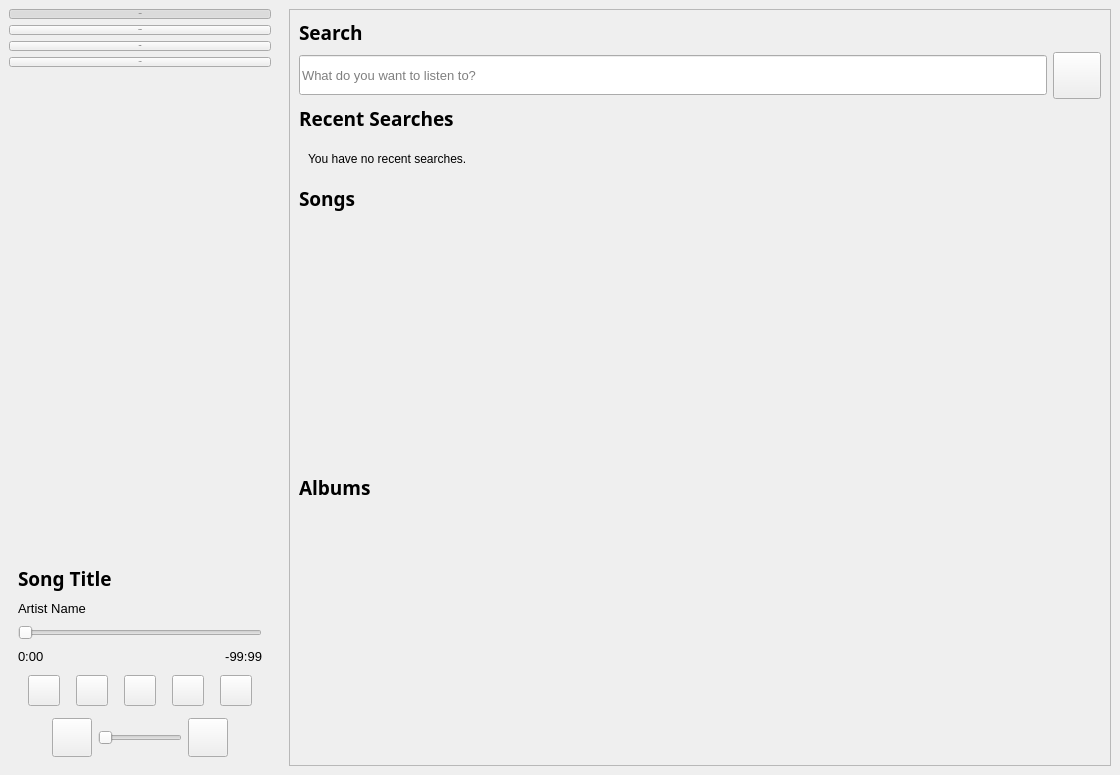
Before: the Qt Designer form ui/main.ui in Salinporn/MusicStreamingService, drawn with Qt 5.
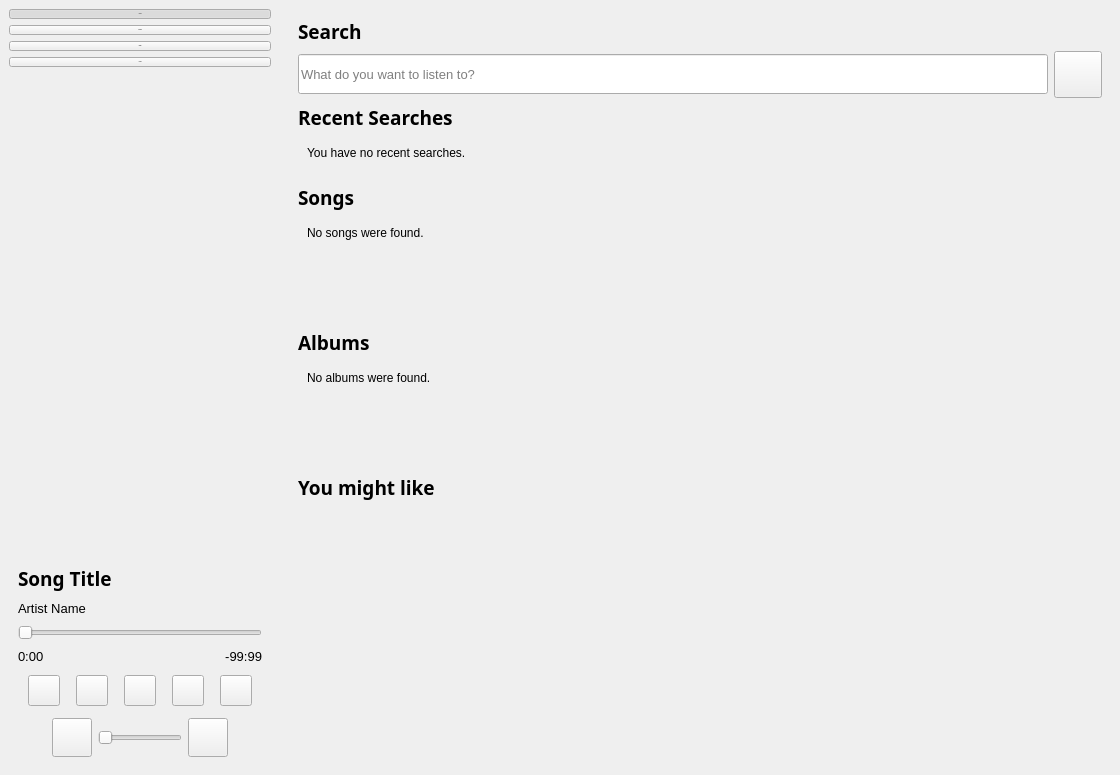
After: the same form once the commit is applied. The open tabs and pages were chosen to show the change. Icons and pictures are not drawn.

Commit message: Add functionality for albums and fix browse page

```diff
--- a/ui/main.ui
+++ b/ui/main.ui
@@ -1127,6 +1127,9 @@
               <layout class="QVBoxLayout" name="verticalLayout_11">
                <item>
                 <widget class="QScrollArea" name="browse_page_scrollarea">
+                 <property name="frameShape">
+                  <enum>QFrame::NoFrame</enum>
+                 </property>
                  <property name="horizontalScrollBarPolicy">
                   <enum>Qt::ScrollBarAlwaysOff</enum>
                  </property>
@@ -1138,8 +1141,8 @@
                    <rect>
                     <x>0</x>
                     <y>0</y>
-                    <width>820</width>
-                    <height>755</height>
+                    <width>822</width>
+                    <height>757</height>
                    </rect>
                   </property>
                   <layout class="QVBoxLayout" name="verticalLayout_45">
@@ -1283,7 +1286,7 @@
                       <item>
                        <widget class="QLabel" name="recent_searches_label">
                         <property name="sizePolicy">
-                         <sizepolicy hsizetype="Preferred" vsizetype="Maximum">
+                         <sizepolicy hsizetype="Preferred" vsizetype="Minimum">
                           <horstretch>0</horstretch>
                           <verstretch>0</verstretch>
                          </sizepolicy>
@@ -1318,7 +1321,7 @@
                          <property name="spacing">
                           <number>0</number>
                          </property>
-                         <item>
+                         <item alignment="Qt::AlignTop">
                           <widget class="QLabel" name="no_recent_searches_label">
                            <property name="text">
                             <string>You have no recent searches.</string>
@@ -1332,6 +1335,60 @@
                     </widget>
                    </item>
                    <item>
+                    <widget class="QWidget" name="result_section" native="true">
+                     <property name="enabled">
+                      <bool>true</bool>
+                     </property>
+                     <property name="sizePolicy">
+                      <sizepolicy hsizetype="Preferred" vsizetype="Maximum">
+                       <horstretch>0</horstretch>
+                       <verstretch>0</verstretch>
+                      </sizepolicy>
+                     </property>
+                     <layout class="QVBoxLayout" name="verticalLayout_49">
+                      <property name="leftMargin">
+                       <number>0</number>
+                      </property>
+                      <property name="topMargin">
+                       <number>0</number>
+                      </property>
+                      <property name="rightMargin">
+                       <number>0</number>
+                      </property>
+                      <property name="bottomMargin">
+                       <number>0</number>
+                      </property>
+                      <item>
+                       <widget class="QWidget" name="song_result_section" native="true">
+                        <property name="sizePolicy">
+                         <sizepolicy hsizetype="Preferred" vsizetype="Preferred">
+                          <horstretch>0</horstretch>
+                          <verstretch>0</verstretch>
+                         </sizepolicy>
+                        </property>
+                        <property name="maximumSize">
+                         <size>
+                          <width>16777215</width>
+                          <height>530</height>
+                         </size>
+                        </property>
+                        <layout class="QVBoxLayout" name="verticalLayout_47">
+                         <property name="spacing">
+                          <number>6</number>
+                         </property>
+                         <property name="leftMargin">
+                          <number>0</number>
+                         </property>
+                         <property name="topMargin">
+                          <number>0</number>
+                         </property>
+                         <property name="rightMargin">
+                          <number>0</number>
+                         </property>
+                         <property name="bottomMargin">
+                          <number>0</number>
+                         </property>
+                         <item>
                     <widget class="QLabel" name="song_result_label">
                      <property name="sizePolicy">
                       <sizepolicy hsizetype="Preferred" vsizetype="Maximum">
@@ -1352,9 +1409,25 @@
                     </widget>
                    </item>
                    <item>
+                          <widget class="QWidget" name="song_result_container" native="true">
+                           <layout class="QVBoxLayout" name="verticalLayout_50">
+                            <item>
+                             <widget class="QLabel" name="no_songs_found_label">
+                              <property name="text">
+                               <string>No songs were found.</string>
+                              </property>
+                             </widget>
+                            </item>
+                            <item>
                     <widget class="QScrollArea" name="song_result_scrollarea">
+                              <property name="sizePolicy">
+                               <sizepolicy hsizetype="Expanding" vsizetype="Expanding">
+                                <horstretch>0</horstretch>
+                                <verstretch>0</verstretch>
+                               </sizepolicy>
+                              </property>
                      <property name="frameShape">
-                      <enum>QFrame::Box</enum>
+                               <enum>QFrame::NoFrame</enum>
                      </property>
                      <property name="frameShadow">
                       <enum>QFrame::Plain</enum>
@@ -1362,6 +1435,12 @@
                      <property name="lineWidth">
                       <number>0</number>
                      </property>
+                              <property name="horizontalScrollBarPolicy">
+                               <enum>Qt::ScrollBarAlwaysOff</enum>
+                              </property>
+                              <property name="sizeAdjustPolicy">
+                               <enum>QAbstractScrollArea::AdjustIgnored</enum>
+                              </property>
                      <property name="widgetResizable">
                       <bool>true</bool>
                      </property>
@@ -1370,13 +1449,52 @@
                        <rect>
                         <x>0</x>
                         <y>0</y>
-                        <width>800</width>
-                        <height>258</height>
-                       </rect>
-                      </property>
+                                 <width>786</width>
+                                 <height>68</height>
+                                </rect>
+                               </property>
+                               <property name="sizePolicy">
+                                <sizepolicy hsizetype="Preferred" vsizetype="Preferred">
+                                 <horstretch>0</horstretch>
+                                 <verstretch>0</verstretch>
+                                </sizepolicy>
+                               </property>
                      </widget>
                     </widget>
                    </item>
+                           </layout>
+                          </widget>
+                         </item>
+                        </layout>
+                       </widget>
+                      </item>
+                      <item>
+                       <widget class="QWidget" name="album_result_section" native="true">
+                        <property name="sizePolicy">
+                         <sizepolicy hsizetype="Preferred" vsizetype="Preferred">
+                          <horstretch>0</horstretch>
+                          <verstretch>0</verstretch>
+                         </sizepolicy>
+                        </property>
+                        <property name="maximumSize">
+                         <size>
+                          <width>16777215</width>
+                          <height>530</height>
+                         </size>
+                        </property>
+                        <layout class="QVBoxLayout" name="verticalLayout_48">
+                         <property name="leftMargin">
+                          <number>0</number>
+                         </property>
+                         <property name="topMargin">
+                          <number>0</number>
+                         </property>
+                         <property name="rightMargin">
+                          <number>0</number>
+                         </property>
+                         <property name="bottomMargin">
+                          <number>0</number>
+                         </property>
                    <item>
                     <widget class="QLabel" name="album_result_label">
                      <property name="sizePolicy">
@@ -1398,9 +1516,25 @@
                     </widget>
                    </item>
                    <item>
+                          <widget class="QWidget" name="album_result_container" native="true">
+                           <layout class="QVBoxLayout" name="verticalLayout_51">
+                            <item>
+                             <widget class="QLabel" name="no_albums_found_label">
+                              <property name="text">
+                               <string>No albums were found.</string>
+                              </property>
+                             </widget>
+                            </item>
+                            <item>
                     <widget class="QScrollArea" name="album_result_scrollarea">
+                              <property name="sizePolicy">
+                               <sizepolicy hsizetype="Expanding" vsizetype="Expanding">
+                                <horstretch>0</horstretch>
+                                <verstretch>0</verstretch>
+                               </sizepolicy>
+                              </property>
                      <property name="frameShape">
-                      <enum>QFrame::Box</enum>
+                               <enum>QFrame::NoFrame</enum>
                      </property>
                      <property name="frameShadow">
                       <enum>QFrame::Plain</enum>
@@ -1408,6 +1542,12 @@
                      <property name="lineWidth">
                       <number>0</number>
                      </property>
+                              <property name="horizontalScrollBarPolicy">
+                               <enum>Qt::ScrollBarAlwaysOff</enum>
+                              </property>
+                              <property name="sizeAdjustPolicy">
+                               <enum>QAbstractScrollArea::AdjustIgnored</enum>
+                              </property>
                      <property name="widgetResizable">
                       <bool>true</bool>
                      </property>
@@ -1416,12 +1556,140 @@
                        <rect>
                         <x>0</x>
                         <y>0</y>
-                        <width>800</width>
-                        <height>257</height>
-                       </rect>
-                      </property>
-                     </widget>
-                    </widget>
+                                 <width>786</width>
+                                 <height>68</height>
+                                </rect>
+                               </property>
+                               <property name="sizePolicy">
+                                <sizepolicy hsizetype="Preferred" vsizetype="Preferred">
+                                 <horstretch>0</horstretch>
+                                 <verstretch>0</verstretch>
+                                </sizepolicy>
+                               </property>
+                              </widget>
+                             </widget>
+                            </item>
+                           </layout>
+                          </widget>
+                         </item>
+                        </layout>
+                       </widget>
+                      </item>
+                     </layout>
+                    </widget>
+                   </item>
+                   <item>
+                    <widget class="QWidget" name="song_suggestions_section" native="true">
+                     <property name="sizePolicy">
+                      <sizepolicy hsizetype="Preferred" vsizetype="Preferred">
+                       <horstretch>0</horstretch>
+                       <verstretch>0</verstretch>
+                      </sizepolicy>
+                     </property>
+                     <property name="maximumSize">
+                      <size>
+                       <width>16777215</width>
+                       <height>530</height>
+                      </size>
+                     </property>
+                     <layout class="QVBoxLayout" name="verticalLayout_52">
+                      <property name="leftMargin">
+                       <number>0</number>
+                      </property>
+                      <property name="topMargin">
+                       <number>0</number>
+                      </property>
+                      <property name="rightMargin">
+                       <number>0</number>
+                      </property>
+                      <property name="bottomMargin">
+                       <number>0</number>
+                      </property>
+                      <item>
+                       <widget class="QLabel" name="song_suggestions_label">
+                        <property name="sizePolicy">
+                         <sizepolicy hsizetype="Preferred" vsizetype="Maximum">
+                          <horstretch>0</horstretch>
+                          <verstretch>0</verstretch>
+                         </sizepolicy>
+                        </property>
+                        <property name="font">
+                         <font>
+                          <family>Segoe UI Semibold</family>
+                          <pointsize>14</pointsize>
+                          <bold>true</bold>
+                         </font>
+                        </property>
+                        <property name="text">
+                         <string>You might like</string>
+                        </property>
+                       </widget>
+                      </item>
+                      <item>
+                       <widget class="QWidget" name="song_suggestions_container" native="true">
+                        <layout class="QVBoxLayout" name="verticalLayout_53">
+                         <item>
+                          <widget class="QScrollArea" name="song_suggestions_scrollarea">
+                           <property name="sizePolicy">
+                            <sizepolicy hsizetype="Expanding" vsizetype="Expanding">
+                             <horstretch>0</horstretch>
+                             <verstretch>0</verstretch>
+                            </sizepolicy>
+                           </property>
+                           <property name="frameShape">
+                            <enum>QFrame::NoFrame</enum>
+                           </property>
+                           <property name="frameShadow">
+                            <enum>QFrame::Plain</enum>
+                           </property>
+                           <property name="lineWidth">
+                            <number>0</number>
+                           </property>
+                           <property name="horizontalScrollBarPolicy">
+                            <enum>Qt::ScrollBarAlwaysOff</enum>
+                           </property>
+                           <property name="sizeAdjustPolicy">
+                            <enum>QAbstractScrollArea::AdjustIgnored</enum>
+                           </property>
+                           <property name="widgetResizable">
+                            <bool>true</bool>
+                           </property>
+                           <widget class="QWidget" name="song_suggestions_scrollarea_contents">
+                            <property name="geometry">
+                             <rect>
+                              <x>0</x>
+                              <y>0</y>
+                              <width>786</width>
+                              <height>99</height>
+                             </rect>
+                            </property>
+                            <property name="sizePolicy">
+                             <sizepolicy hsizetype="Preferred" vsizetype="Preferred">
+                              <horstretch>0</horstretch>
+                              <verstretch>0</verstretch>
+                             </sizepolicy>
+                            </property>
+                           </widget>
+                          </widget>
+                         </item>
+                        </layout>
+                       </widget>
+                      </item>
+                     </layout>
+                    </widget>
+                   </item>
+                   <item>
+                    <spacer name="verticalSpacer_2">
+                     <property name="orientation">
+                      <enum>Qt::Vertical</enum>
+                     </property>
+                     <property name="sizeHint" stdset="0">
+                      <size>
+                       <width>20</width>
+                       <height>40</height>
+                      </size>
+                     </property>
+                    </spacer>
                    </item>
                   </layout>
                  </widget>
```
Left out of the diff: 108 changed lines with no effect on the pictures. Lines whose indentation alone changed are shown as unchanged. The commit also changes 8 other files.
